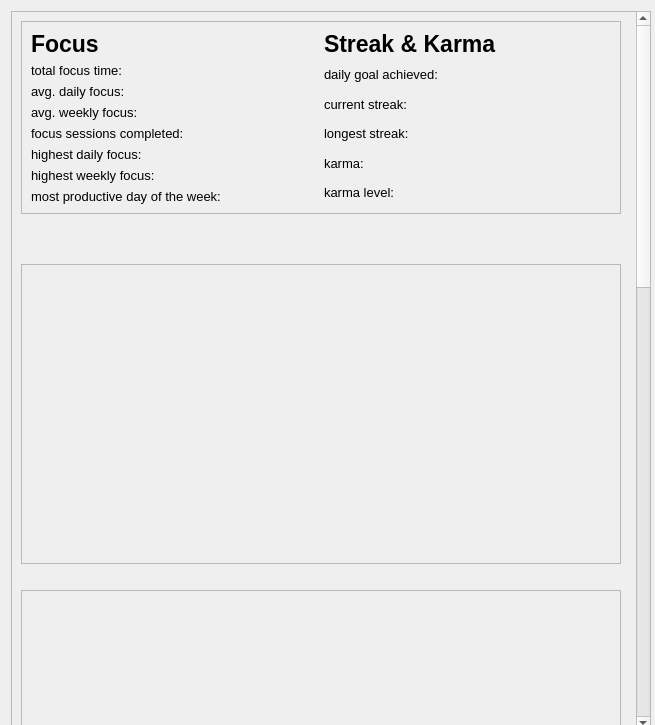
Qt form ui/statistics.ui (dop14/monkmode) before a commit.
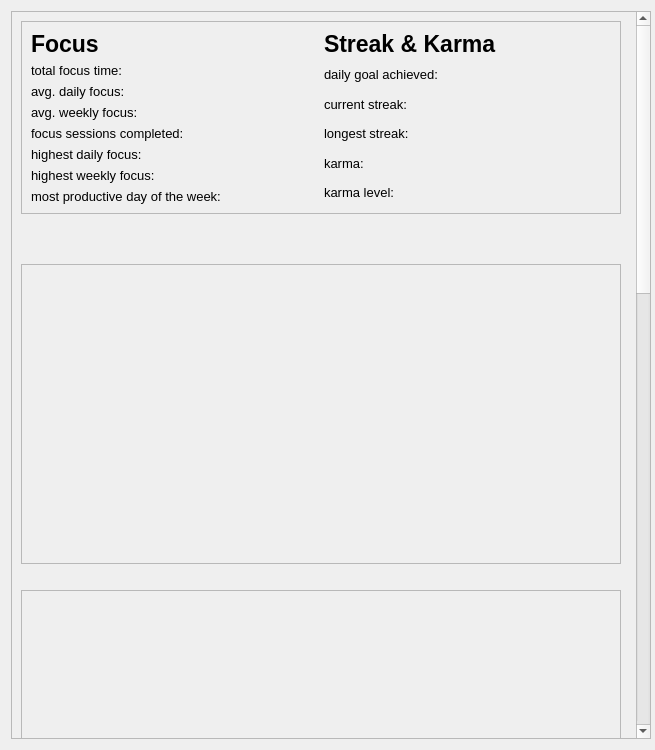
The same form after that commit.

Commit message: Fixed issues: combobox, statistics scrollwheel

```diff
--- a/ui/statistics.ui
+++ b/ui/statistics.ui
@@ -7,19 +7,19 @@
     <x>0</x>
     <y>0</y>
     <width>655</width>
-    <height>725</height>
+    <height>750</height>
    </rect>
   </property>
   <property name="minimumSize">
    <size>
-    <width>650</width>
-    <height>725</height>
+    <width>630</width>
+    <height>720</height>
    </size>
   </property>
   <property name="maximumSize">
    <size>
-    <width>655</width>
-    <height>725</height>
+    <width>658</width>
+    <height>750</height>
    </size>
   </property>
   <property name="windowTitle">
@@ -50,9 +50,9 @@
       <property name="geometry">
        <rect>
         <x>0</x>
-        <y>-1190</y>
+        <y>0</y>
         <width>624</width>
-        <height>2198</height>
+        <height>1958</height>
        </rect>
       </property>
       <layout class="QVBoxLayout" name="verticalLayout_11">
```
Left out of the diff: 6 changed lines with no effect on the pictures. The commit also changes 4 other files.
